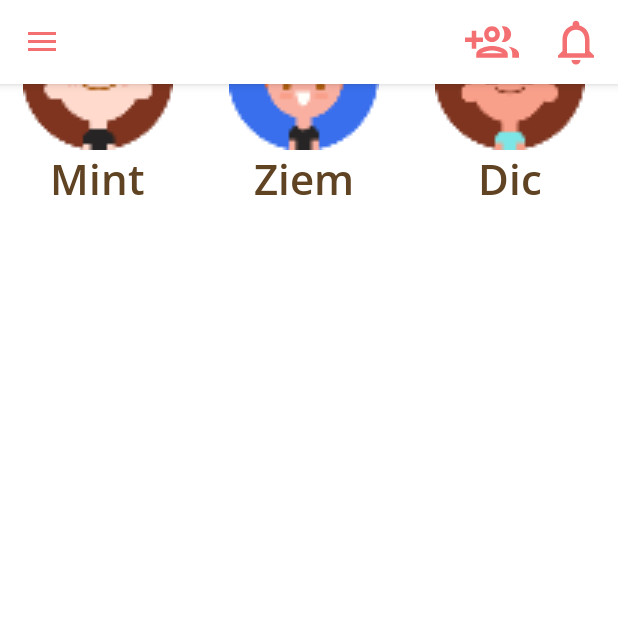
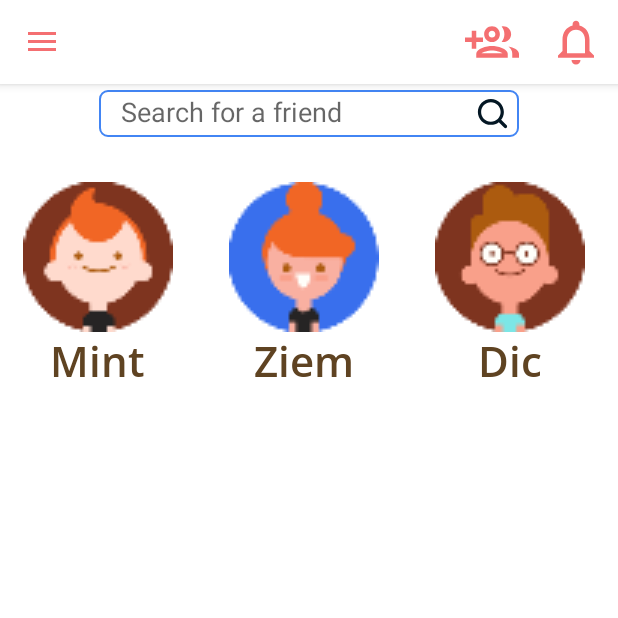
Before and after one commit to nntt1210/serenitea, an Android app: the fragment FriendsActivity placed in its activity, on a phone screen of 412 x 824 dp, the top half of it. Run offline under Robolectric (Android 15) with nearby library versions, the phone set to English and light mode, and no system bars; our stand-ins replace Firebase (no records; nobody signed in at launch, a user with empty details on screens opened directly); 1 statement that could not run was skipped.

Commit message:
update search bar and layout

```diff
--- a/src/app/src/main/java/com/example/serenitea/FriendsActivity.java
+++ b/src/app/src/main/java/com/example/serenitea/FriendsActivity.java
@@ -24,8 +24,8 @@ public class FriendsActivity extends Fragment {
     public View onCreateView(LayoutInflater inflater, @Nullable ViewGroup container, Bundle savedInstanceState) {
         View view = inflater.inflate(R.layout.activity_friends, container, false);
 
-        Toolbar toolbar = view.findViewById(R.id.friend_toolbar);
-        ((AppCompatActivity)getActivity()).setSupportActionBar(toolbar);
+//        Toolbar toolbar = view.findViewById(R.id.friend_toolbar);
+//        ((AppCompatActivity)getActivity()).setSupportActionBar(toolbar);
 
         listFriend = new ArrayList<>();
         listFriend.add(new Friend("Mint", "avatar_11"));
@@ -33,7 +33,7 @@ public class FriendsActivity extends Fragment {
         listFriend.add(new Friend("Dic", "avatar_10"));
 
         friendGrid = (GridView)view.findViewById(R.id.grid_view_friend); // init GridView
-        // Create an object of CustomAdapter and set Adapter to GirdView
+        // Create an object FriendAdapter and set Adapter to GirdView
         FriendAdapter friendAdapter = new FriendAdapter(getActivity().getApplicationContext(), listFriend);
         friendGrid.setAdapter(friendAdapter);
         return view;
--- a/src/app/src/main/res/layout/activity_friends.xml
+++ b/src/app/src/main/res/layout/activity_friends.xml
@@ -6,53 +6,18 @@
     android:layout_height="match_parent"
     tools:context=".FriendsActivity">
 
-    <androidx.appcompat.widget.Toolbar
-        android:id="@+id/friend_toolbar"
-        android:layout_width="match_parent"
-        android:layout_height="wrap_content"
-        android:elevation="10dp"
+    <EditText
+        android:id="@+id/search_friend_bar"
+        android:layout_width="280dp"
+        android:layout_height="31dp"
+        android:layout_marginTop="60dp"
+        android:background="@drawable/search_friend_bar"
+        android:drawableRight="@drawable/ic_search"
+        android:hint="Search for a friend"
         app:layout_constraintEnd_toEndOf="parent"
         app:layout_constraintHorizontal_bias="0.5"
         app:layout_constraintStart_toStartOf="parent"
-        app:layout_constraintTop_toTopOf="parent">
-
-        <LinearLayout
-            android:layout_width="match_parent"
-            android:layout_height="match_parent"
-            android:background="@color/black"
-            android:gravity="center|right"
-            android:orientation="vertical">
-
-            <LinearLayout
-                android:layout_width="match_parent"
-                android:layout_height="0dp"
-                android:layout_weight="1"
-                android:background="@color/white"
-                android:gravity="center">
-
-                <ImageButton
-                    android:layout_width="wrap_content"
-                    android:layout_height="wrap_content"
-                    android:layout_marginEnd="50dp"
-                    android:layout_marginRight="50dp"
-                    android:background="@android:color/transparent"
-                    android:src="@drawable/ic_arrow_left" />
-
-                <EditText
-                    android:id="@+id/search_friend_bar"
-                    android:layout_width="280dp"
-                    android:layout_height="31dp"
-                    android:layout_marginEnd="30dp"
-                    android:layout_marginRight="30dp"
-                    android:background="@drawable/search_friend_bar"
-                    android:drawableRight="@drawable/ic_search"
-                    android:hint="Search for a friend"></EditText>
-
-            </LinearLayout>
-
-        </LinearLayout>
-
-    </androidx.appcompat.widget.Toolbar>
+        app:layout_constraintTop_toTopOf="parent" />
 
     <GridView
         android:id="@+id/grid_view_friend"
@@ -60,7 +25,7 @@
         android:layout_height="wrap_content"
         android:layout_marginStart="30dp"
         android:layout_marginLeft="30dp"
-        android:layout_marginTop="20dp"
+        android:layout_marginTop="30dp"
         android:columnWidth="100dp"
         android:numColumns="3"
         android:stretchMode="columnWidth"
@@ -68,6 +33,6 @@
         app:layout_constraintEnd_toEndOf="parent"
         app:layout_constraintHorizontal_bias="0.5"
         app:layout_constraintStart_toStartOf="parent"
-        app:layout_constraintTop_toBottomOf="@+id/toolbar" />
+        app:layout_constraintTop_toBottomOf="@+id/search_friend_bar" />
 
 </androidx.constraintlayout.widget.ConstraintLayout>
```
